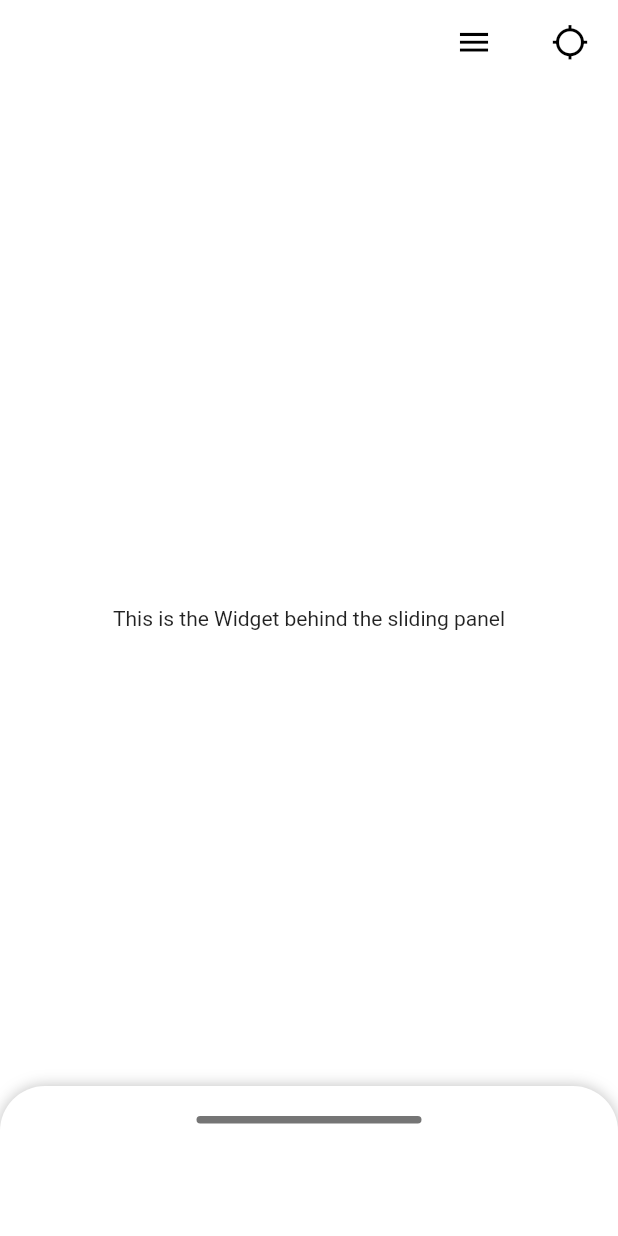
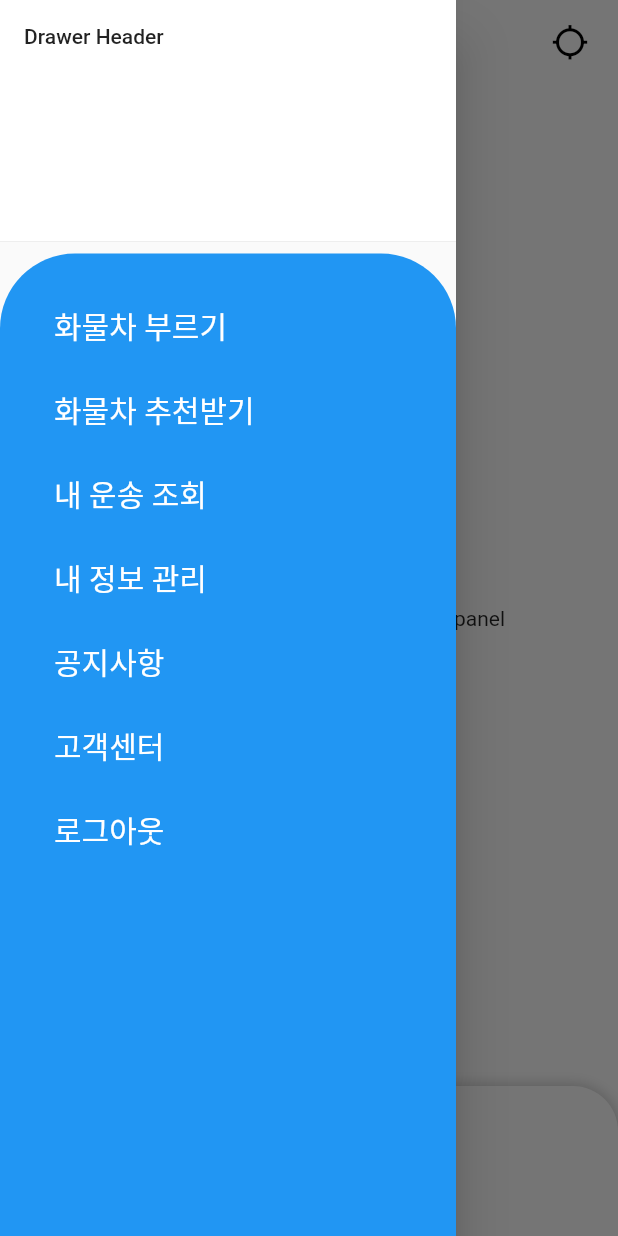
Before and after one commit to K-Roon/cargo_app, a Flutter app: the Home screen opened directly, with the side drawer open (before the commit the screen has no drawer), on a phone screen of 412 x 824 dp. Run offline on Flutter 3.47's test engine with Material 2 defaults, Android fonts, the phone set to English and light mode, and no system bars; drawn by our look-alikes of sliding_up_panel.

Commit message:
FEAT : 서랍메뉴에 내용 추가

```diff
--- a/lib/views/home.dart
+++ b/lib/views/home.dart
@@ -29,13 +29,10 @@ class _HomeState extends State<Home> {
         elevation: 0.0,
         centerTitle: true,
         backgroundColor: Colors.transparent,
+
+        /*
         automaticallyImplyLeading: false,
-          actions: [
-            Row(
-              crossAxisAlignment: CrossAxisAlignment.center,
-              mainAxisAlignment: MainAxisAlignment.spaceBetween,
-              children: [
-                TextButton(
+        leading: TextButton(
             onPressed: () {
               print("I LOVE U");
             },
@@ -44,11 +41,18 @@ class _HomeState extends State<Home> {
               color: Colors.black,
               size: 25,
             ),
-                    style: ElevatedButton.styleFrom(
+            style: TextButton.styleFrom(
               primary: Colors.white,
               shape: RoundedRectangleBorder(
                   borderRadius: BorderRadius.circular(100)),
             )),
+        */
+
+        actions: [
+          Row(
+            crossAxisAlignment: CrossAxisAlignment.center,
+            mainAxisAlignment: MainAxisAlignment.spaceBetween,
+            children: [
               TextButton(
                   onPressed: () {
                     print("I LOVE U");
@@ -79,8 +83,7 @@ class _HomeState extends State<Home> {
                   child: Text("This is the Widget behind the sliding panel"),
                 ),
                 SlidingUpPanel(
-                    borderRadius:
-                        BorderRadius.vertical(top: Radius.circular(30)),
+                  borderRadius: BorderRadius.vertical(top: Radius.circular(30)),
                   panel: Container(
                     margin: EdgeInsets.only(top: 20),
                     child: Row(
@@ -100,6 +103,100 @@ class _HomeState extends State<Home> {
                   ),
                 )
               ],
-              ));
+            ),
+      drawer: drawer_as_info(),
+    );
+  }
+
+  // ignore: non_constant_identifier_names
+  Widget drawer_as_info() {
+    return Drawer(
+      child: ListView(
+        // Important: Remove any padding from the ListView.
+        padding: EdgeInsets.zero,
+        children: <Widget>[
+          DrawerHeader(
+            decoration: BoxDecoration(
+              color: Colors.white,
+            ),
+            child: Text('Drawer Header'),
+          ),
+          Container(
+            height: (MediaQuery.of(context).size.height),
+            padding: EdgeInsets.all(20),
+            decoration: BoxDecoration(
+                color: Colors.blue,
+                borderRadius: BorderRadius.circular(50)),
+            child: Column(
+              children: [
+                ListTile(
+                  title: Text('화물차 부르기', style: biggerTextStyle_flexible(Colors.white)),
+                  onTap: () {
+                    // Update the state of the app
+                    // ...
+                    // Then close the drawer
+                    Navigator.pop(context);
+                  },
+                ),
+                ListTile(
+                  title: Text('화물차 추천받기', style: biggerTextStyle_flexible(Colors.white)),
+                  onTap: () {
+                    // Update the state of the app
+                    // ...
+                    // Then close the drawer
+                    Navigator.pop(context);
+                  },
+                ),
+                ListTile(
+                  title: Text('내 운송 조회', style: biggerTextStyle_flexible(Colors.white)),
+                  onTap: () {
+                    // Update the state of the app
+                    // ...
+                    // Then close the drawer
+                    Navigator.pop(context);
+                  },
+                ),
+                ListTile(
+                  title: Text('내 정보 관리', style: biggerTextStyle_flexible(Colors.white)),
+                  onTap: () {
+                    // Update the state of the app
+                    // ...
+                    // Then close the drawer
+                    Navigator.pop(context);
+                  },
+                ),
+                ListTile(
+                  title: Text('공지사항', style: biggerTextStyle_flexible(Colors.white)),
+                  onTap: () {
+                    // Update the state of the app
+                    // ...
+                    // Then close the drawer
+                    Navigator.pop(context);
+                  },
+                ),
+                ListTile(
+                  title: Text('고객센터', style: biggerTextStyle_flexible(Colors.white)),
+                  onTap: () {
+                    // Update the state of the app
+                    // ...
+                    // Then close the drawer
+                    Navigator.pop(context);
+                  },
+                ),
+                ListTile(
+                  title: Text('로그아웃', style: biggerTextStyle_flexible(Colors.white)),
+                  onTap: () {
+                    // Update the state of the app
+                    // ...
+                    // Then close the drawer
+                    Navigator.pop(context);
+                  },
+                ),
+              ],
+            ),
+          ),
+        ],
+      ),
+    );
   }
 }
--- a/lib/widget/widgets.dart
+++ b/lib/widget/widgets.dart
@@ -65,6 +65,10 @@ TextStyle mediumTextStyle() {
   return TextStyle(color: Colors.black, fontSize: 15);
 }
 
+TextStyle biggerTextStyle_flexible(Color color) {
+  return TextStyle(color: color, fontSize: 20);
+}
+
 TextStyle smallTextStyle() {
   return TextStyle(color: Colors.black, fontSize: 10);
 }
```
Lines whose indentation alone changed are shown as unchanged.
